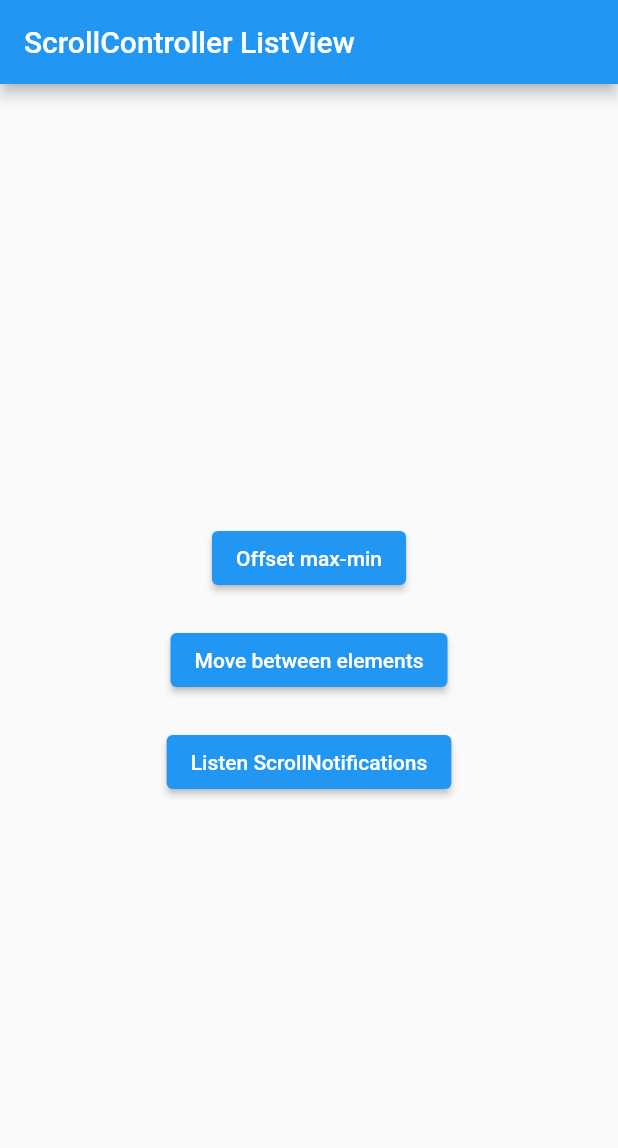
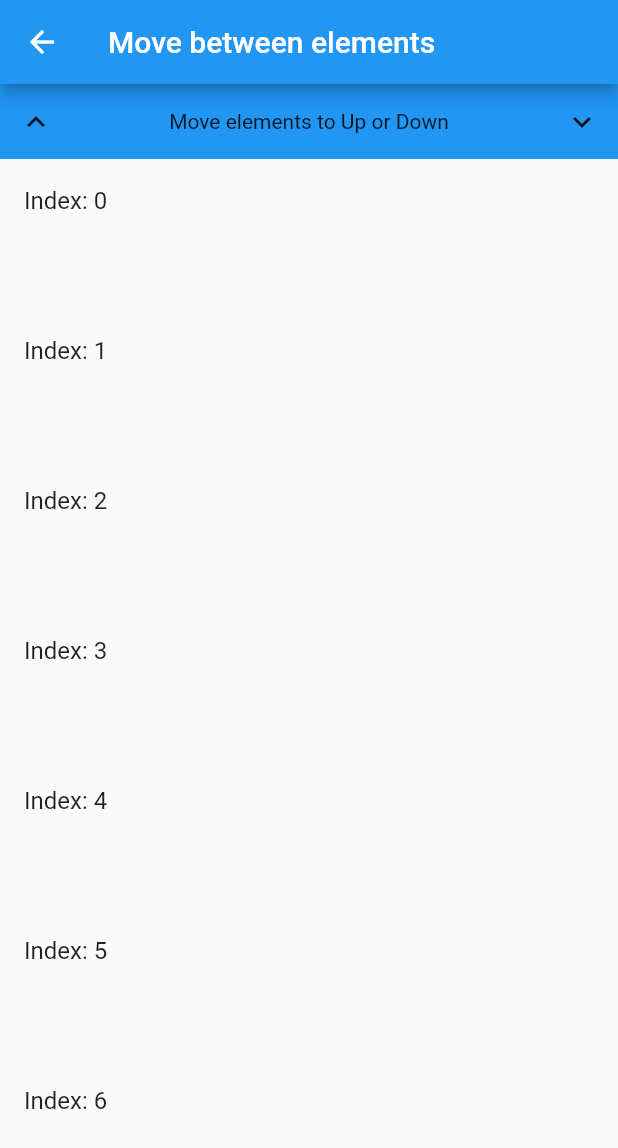
Before and after one commit to luciano01/scrollcontroller_listview, a Flutter app: the screen it shows after launch, after a tap on "Move between elements", on a phone screen of 412 x 824 dp. Shown: the top 1148 px of the screen. Run offline on Flutter 3.47's test engine with Material 2 defaults, Android fonts, the phone set to English and light mode, and no system bars.

Commit message:
Move between elements of a list.

```diff
--- a/lib/home_page.dart
+++ b/lib/home_page.dart
@@ -1,4 +1,5 @@
 import 'package:flutter/material.dart';
+import 'package:scrollcontroller_listview/move_elements_page.dart';
 import 'package:scrollcontroller_listview/offset_page.dart';
 
 class MyHomePage extends StatefulWidget {
@@ -31,7 +32,12 @@ class _MyHomePageState extends State<MyHomePage> {
             SizedBox(height: 20),
             ElevatedButton(
               child: Text('Move between elements'),
-              onPressed: () {},
+              onPressed: () {
+                Navigator.push(
+                  context,
+                  MaterialPageRoute(builder: (context) => MoveElementsPage()),
+                );
+              },
             ),
             SizedBox(height: 20),
             ElevatedButton(
--- /dev/null
+++ b/lib/move_elements_page.dart
@@ -0,0 +1,76 @@
+import 'package:flutter/material.dart';
+
+class MoveElementsPage extends StatefulWidget {
+  const MoveElementsPage({Key? key}) : super(key: key);
+
+  @override
+  _MoveElementsPageState createState() => _MoveElementsPageState();
+}
+
+class _MoveElementsPageState extends State<MoveElementsPage> {
+  final itemSize = 100.0;
+  late ScrollController _scrollController;
+
+  _moveUp() {
+    var offSet = _scrollController.offset - itemSize;
+    var duration = Duration(milliseconds: 500);
+    var curve = Curves.linear;
+    _scrollController.animateTo(offSet, duration: duration, curve: curve);
+  }
+
+  _moveDown() {
+    var offSet = _scrollController.offset + itemSize;
+    var duration = Duration(milliseconds: 500);
+    var curve = Curves.linear;
+    _scrollController.animateTo(offSet, duration: duration, curve: curve);
+  }
+
+  @override
+  void initState() {
+    _scrollController = ScrollController();
+    super.initState();
+  }
+
+  @override
+  Widget build(BuildContext context) {
+    return Scaffold(
+      appBar: AppBar(
+        title: Text('Move between elements'),
+      ),
+      body: Column(
+        children: [
+          Container(
+            height: 50,
+            color: Colors.blue,
+            child: Row(
+              mainAxisAlignment: MainAxisAlignment.spaceBetween,
+              children: [
+                IconButton(
+                  icon: Icon(Icons.keyboard_arrow_up),
+                  onPressed: _moveUp,
+                ),
+                Text('Move elements to Up or Down'),
+                IconButton(
+                  icon: Icon(Icons.keyboard_arrow_down),
+                  onPressed: _moveDown,
+                ),
+              ],
+            ),
+          ),
+          Expanded(
+            child: ListView.builder(
+              controller: _scrollController,
+              itemExtent: itemSize,
+              itemCount: 30,
+              itemBuilder: (context, index) {
+                return ListTile(
+                  title: Text('Index: $index'),
+                );
+              },
+            ),
+          ),
+        ],
+      ),
+    );
+  }
+}
```
